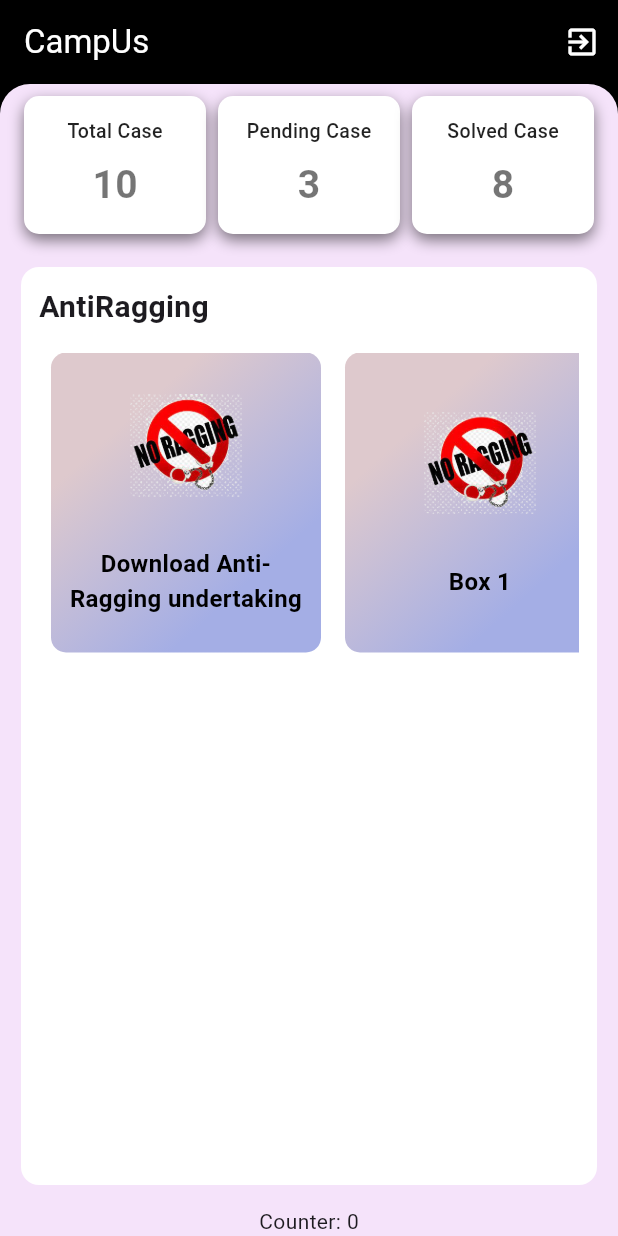
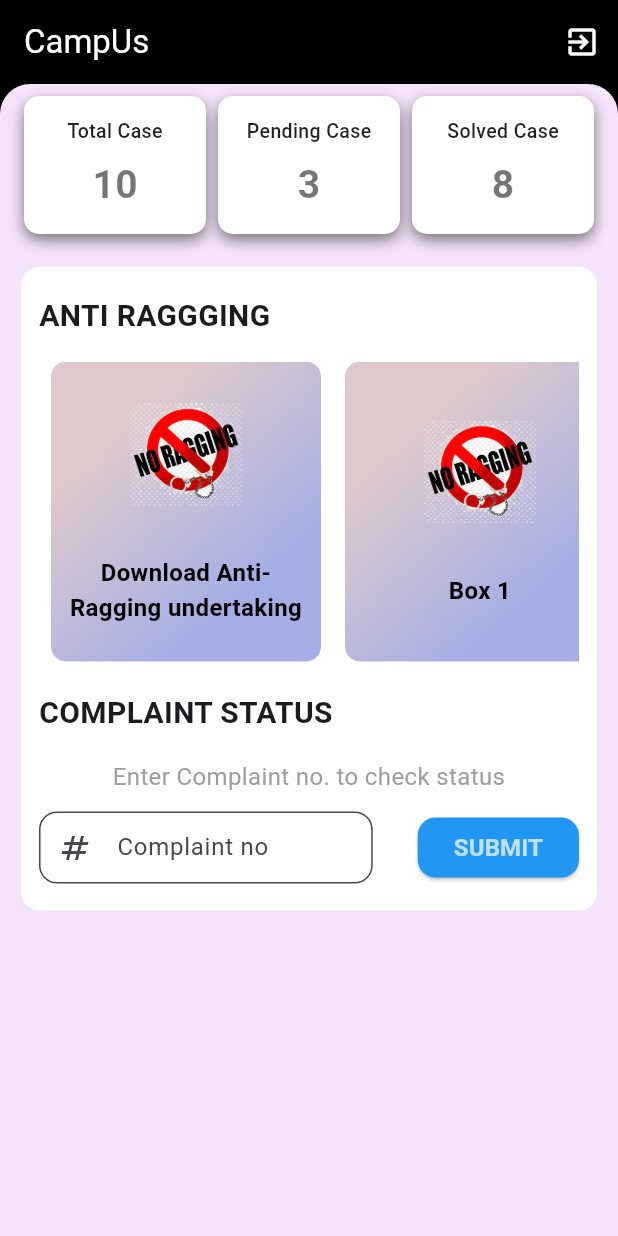
Before and after one commit to Hishammpsnhn/anti_ragging, a Flutter app: the HomeScreen screen opened directly, on a phone screen of 412 x 824 dp. Run offline on Flutter 3.47's test engine with Material 3 defaults, Android fonts, the phone set to English and light mode, and no system bars; our stand-ins replace cloud_firestore, firebase_auth, firebase_core, shared_preferences; accounts and stored records are empty.

Commit message:
anitraggin box

```diff
--- a/lib/screens/home/home_page.dart
+++ b/lib/screens/home/home_page.dart
@@ -65,6 +65,7 @@ class _HomeScreenState extends State<HomeScreen> {
                     topRight: Radius.circular(20.0),
                   ),
                 ),
+                child: SingleChildScrollView(
                   child: Column(
                     children: [
                       TopBoxes(
@@ -72,18 +73,9 @@ class _HomeScreenState extends State<HomeScreen> {
                         pendingCases: 3,
                         solvedCases: 8,
                       ),
-                    Expanded(
-                        child: AntiRaggingBoxes()
+                      AntiRaggingBoxes(),
+                    ],
                   ),
-                    Center(
-                      child: ValueListenableBuilder(
-                        valueListenable: _counter,
-                        builder: (BuildContext ctx, int newVal, Widget? child) {
-                          return Text('Counter: $newVal');
-                        },
-                      ),
-                    ),
-                  ],
                 ),
               ),
             ),
--- a/lib/screens/widgets/anit_ragging_boxes.dart
+++ b/lib/screens/widgets/anit_ragging_boxes.dart
@@ -8,14 +8,15 @@ class AntiRaggingBoxes extends StatelessWidget {
     return Padding(
       padding: const EdgeInsets.all(14.0),
       child: Container(
-          padding: EdgeInsets.all(12.0),
+          padding: EdgeInsets.symmetric(horizontal: 12.0,vertical: 18.0),
           decoration: BoxDecoration(
               borderRadius: BorderRadius.circular(12.0), color: Colors.white),
+
             child: Column(
               crossAxisAlignment: CrossAxisAlignment.start,
               children: [
                 Text(
-                'AntiRagging',
+                  'ANTI RAGGGING',
                   style: TextStyle(
                     fontSize: 20,
                     fontWeight: FontWeight.bold,
@@ -33,8 +34,30 @@ class AntiRaggingBoxes extends StatelessWidget {
                     ],
                   ),
                 ),
+                SizedBox(height: 20),
+                Text(
+                  'COMPLAINT STATUS',
+                  style: TextStyle(
+                    fontSize: 20,
+                    fontWeight: FontWeight.bold,
+                  ),
+                ),
+                SizedBox(height: 16),
+                Center(
+                  child: Text(
+                    'Enter Complaint no. to check status',
+                    textAlign: TextAlign.center,
+                    style: TextStyle(
+                      fontSize: 16,
+                      color: Colors.grey
+                    ),
+                  ),
+                ),
+                SizedBox(height: 12),
+                _Complaint_status()
               ],
-          )),
+            ),
+          ),
     );
   }
 
@@ -84,3 +107,48 @@ class AntiRaggingBoxes extends StatelessWidget {
     );
   }
 }
+
+
+Widget _Complaint_status() {
+  return Container(
+    // Adjust the width according to your preference
+    child: Row(
+      children: [
+        Expanded(
+          child: TextField(
+            //controller: _EmailController,
+            decoration: InputDecoration(
+              labelText: 'Complaint no',
+              hintText: 'complaint no',
+              filled: true,
+              fillColor: Colors.white,
+              prefixIcon: Icon(Icons.numbers),
+              border: OutlineInputBorder(
+                borderRadius: BorderRadius.circular(12.0),
+              ),
+              contentPadding: EdgeInsets.symmetric(vertical: 10, horizontal: 8), // Adjust the padding
+            ),
+          ),
+        ),
+        SizedBox(width: 30),
+        ElevatedButton(
+          onPressed: () {},
+          style: ElevatedButton.styleFrom(
+            primary: Colors.blue, // Background color
+            shape: RoundedRectangleBorder(
+              borderRadius: BorderRadius.circular(12.0), // Border radius
+            ),
+          ),
+            child: Text(
+              "SUBMIT",
+              style: TextStyle(
+                fontWeight: FontWeight.bold,
+                fontSize: 16,
+                color: Colors.white70
+              ),
+            ),
+        ),
+      ],
+    ),
+  );
+}
```
Lines whose indentation alone changed are shown as unchanged.
